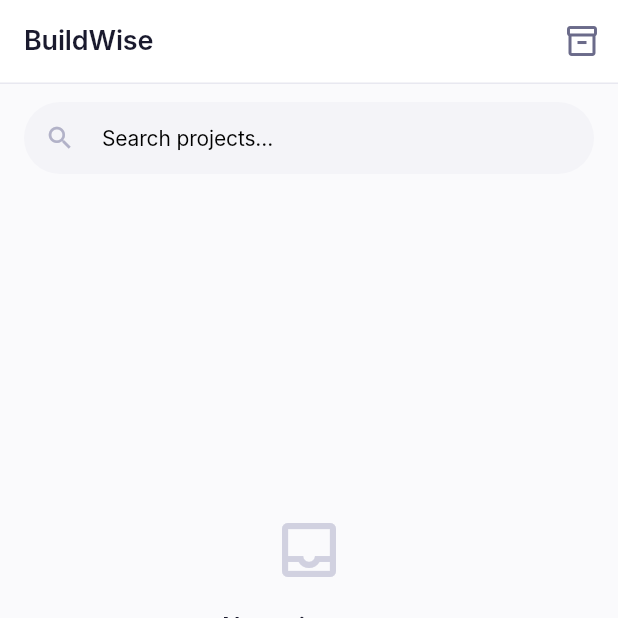
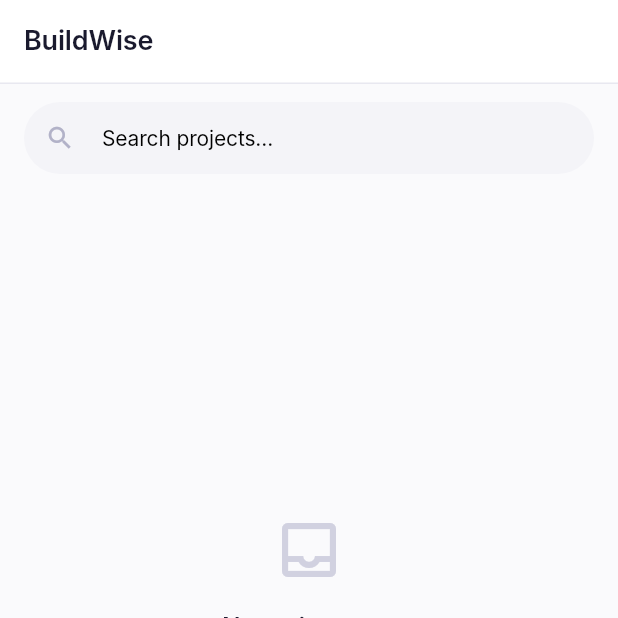
Before and after one commit to RonakDhingani/Build-Wise, a Flutter app: the screen it shows after launch, after a tap on "Skip", on a phone screen of 412 x 824 dp, the top half of it. Run offline on Flutter 3.47's test engine with Material 3 defaults, Android fonts, the phone set to English and light mode, and no system bars; our stand-ins replace cloud_firestore, device_info_plus, file_picker, firebase_analytics, firebase_core, firebase_remote_config and 13 more; missing offline and left inert: tutorial_coach_mark; accounts and stored records are empty; generated files the repository leaves out were written again; Roboto replaces fonts that are missing (Inter).

Commit message:
Update [10-07-2026] : Add duplicate project-name validation, separate archive lists, show all projects in switcher, and fix store URL for rate/share.

```diff
--- a/lib/constants/app_strings.dart
+++ b/lib/constants/app_strings.dart
@@ -17,6 +17,8 @@ abstract class AppStrings {
   static const String noProjects = 'No projects yet';
   static const String noProjectsSubtitle = 'Create your first construction project to get started.';
   static const String projectName = 'Project Name';
+  static const String projectNameExists =
+      'A project with this name already exists';
   static const String projectLocation = 'Location';
   static const String projectBudget = 'Total Budget';
   static const String startDate = 'Start Date';
--- a/lib/core/firebase/remote_config/remote_config_constants.dart
+++ b/lib/core/firebase/remote_config/remote_config_constants.dart
@@ -31,7 +31,7 @@ abstract class RemoteConfigDefaults {
     RemoteConfigKeys.updateMessage:
         'A new version of BuildWise is available with improvements and fixes.',
     RemoteConfigKeys.releaseNotes: '',
-    RemoteConfigKeys.androidStoreUrl: 'https://play.google.com/store/apps/details?id=com.mybusrouting&pcampaignid=web_share',
+    RemoteConfigKeys.androidStoreUrl: 'https://play.google.com/store/apps/details?id=com.buildwise',
     RemoteConfigKeys.iosStoreUrl: '',
     RemoteConfigKeys.maintenanceEnabled: false,
     RemoteConfigKeys.maintenanceTitle: 'Under Maintenance',
--- a/lib/features/onboarding/presentation/walkthrough_controller.dart
+++ b/lib/features/onboarding/presentation/walkthrough_controller.dart
@@ -263,19 +263,21 @@ class WalkthroughController extends Notifier<WalkStep> {
     showDialog<void>(
       context: ctx,
       barrierDismissible: false,
-      builder: (dialogCtx) => AlertDialog(
-        shape: RoundedRectangleBorder(borderRadius: BorderRadius.circular(20)),
+      builder: (dialogCtx) {
+        final scheme = Theme.of(dialogCtx).colorScheme;
+        return AlertDialog(
+          shape:
+              RoundedRectangleBorder(borderRadius: BorderRadius.circular(20)),
           title: Text(step.title),
           content: Text(step.description),
+          // Stack actions vertically so the primary action sits on top and
+          // Skip (bordered) below it, full width.
+          actionsPadding: const EdgeInsets.fromLTRB(24, 0, 24, 20),
           actions: [
-          if (!isFinish)
-            TextButton(
-              onPressed: () {
-                Navigator.of(dialogCtx).pop();
-                skip();
-              },
-              child: const Text('Skip'),
-            ),
+            Column(
+              mainAxisSize: MainAxisSize.min,
+              crossAxisAlignment: CrossAxisAlignment.stretch,
+              children: [
                 ElevatedButton(
                   onPressed: () {
                     Navigator.of(dialogCtx).pop();
@@ -283,8 +285,28 @@ class WalkthroughController extends Notifier<WalkStep> {
                   },
                   child: Text(nextLabel),
                 ),
+                if (!isFinish) ...[
+                  const SizedBox(height: 10),
+                  OutlinedButton(
+                    onPressed: () {
+                      Navigator.of(dialogCtx).pop();
+                      skip();
+                    },
+                    style: OutlinedButton.styleFrom(
+                      foregroundColor: scheme.primary,
+                      side: BorderSide(color: scheme.primary, width: 1.5),
+                      shape: RoundedRectangleBorder(
+                        borderRadius: BorderRadius.circular(12),
+                      ),
+                    ),
+                    child: const Text('Skip'),
+                  ),
+                ],
               ],
             ),
+          ],
+        );
+      },
     );
   }
 
--- a/lib/features/project/presentation/notifiers/project_notifier.dart
+++ b/lib/features/project/presentation/notifiers/project_notifier.dart
@@ -15,9 +15,16 @@ class ProjectsState {
   final String searchQuery;
   final bool showArchived;
 
+  /// True if at least one project is archived. Drives the app-bar archive
+  /// toggle visibility — no archived projects, no toggle.
+  bool get hasArchived =>
+      projects.any((p) => p.status == ProjectStatus.archived);
+
   List<ProjectEntity> get filtered {
+    // Archived view shows ONLY archived projects; default view shows ONLY
+    // active ones. The two lists never mix.
     var list = showArchived
-        ? projects
+        ? projects.where((p) => p.status == ProjectStatus.archived).toList()
         : projects.where((p) => p.status == ProjectStatus.active).toList();
 
     if (searchQuery.isNotEmpty) {
@@ -78,6 +85,18 @@ class ProjectsNotifier extends AsyncNotifier<ProjectsState> {
     state.whenData((s) {
       state = AsyncData(s.copyWith(showArchived: !s.showArchived));
     });
+  }
+
+  /// True if a project with the given [name] already exists (case-insensitive,
+  /// trimmed). Checks active and archived projects so names stay unique across
+  /// the whole app. Pass [excludeId] to ignore the project being edited.
+  bool nameExists(String name, {int? excludeId}) {
+    final target = name.trim().toLowerCase();
+    if (target.isEmpty) return false;
+    final projects = state.valueOrNull?.projects ?? const [];
+    return projects.any(
+      (p) => p.id != excludeId && p.name.trim().toLowerCase() == target,
+    );
   }
 
   Future<ProjectEntity?> createProject(ProjectEntity entity) async {
--- a/lib/features/project/presentation/screens/project_selection_screen.dart
+++ b/lib/features/project/presentation/screens/project_selection_screen.dart
@@ -51,8 +51,10 @@ class ProjectSelectionScreen extends ConsumerWidget {
         title: 'BuildWise',
         showBackButton: false,
         actions: [
+          // Only surface the archive toggle when archived projects exist.
           state.whenOrNull(
-            data: (s) => IconButton(
+            data: (s) => s.hasArchived
+                ? IconButton(
                     icon: Icon(
                       s.showArchived
                           ? Icons.inventory_2
@@ -63,9 +65,12 @@ class ProjectSelectionScreen extends ConsumerWidget {
                     ),
                     tooltip: s.showArchived ? 'Hide archived' : 'Show archived',
                     onPressed: () {
-                ref.read(projectsNotifierProvider.notifier).toggleShowArchived();
+                      ref
+                          .read(projectsNotifierProvider.notifier)
+                          .toggleShowArchived();
                     },
-            ),
+                  )
+                : const SizedBox.shrink(),
           ) ?? const SizedBox.shrink(),
         ],
       ),
```
Also changed, not shown: lib/features/dashboard/presentation/widgets/project_switcher_app_bar.dart (+4 -7 lines), lib/features/project/presentation/screens/create_project_screen.dart (+21 -1 lines), lib/features/project/presentation/screens/edit_project_screen.dart (+23 -1 lines), lib/features/settings/data/about_actions.dart (+11 -0 lines), 1 other file. Lines whose indentation alone changed are shown as unchanged.
